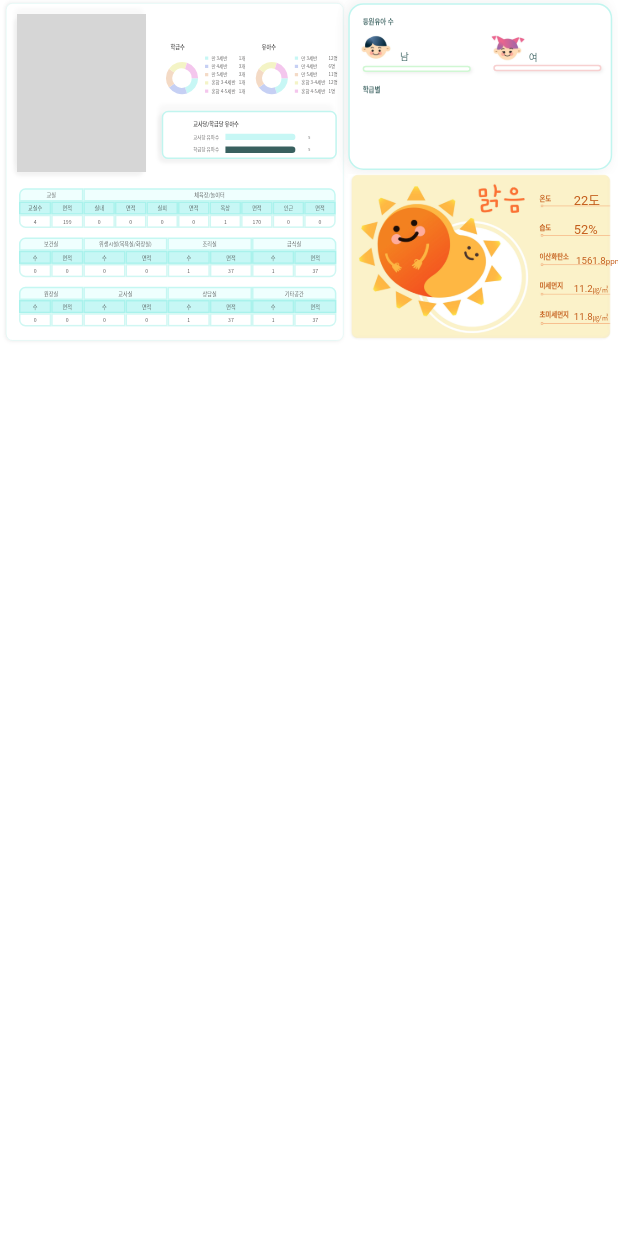
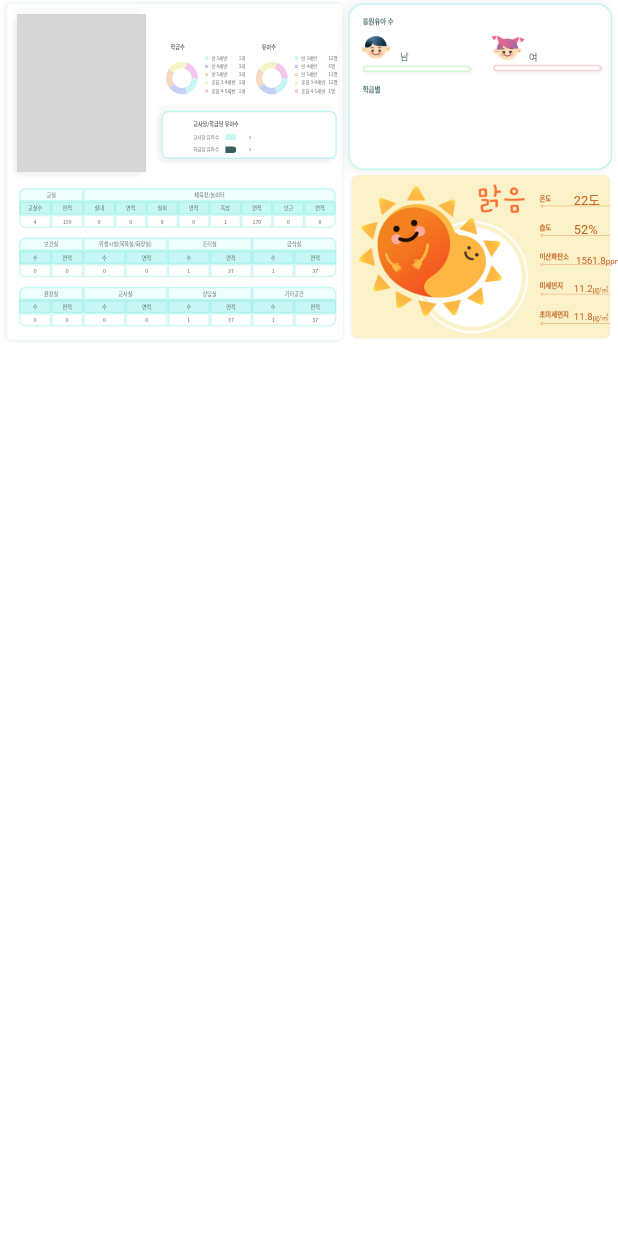
Before and after one commit to YoungHoKwon1/smart-info-panel, a Flutter app: the MainPanel widget shown alone on an empty page, opened directly, on a phone screen of 412 x 824 dp. Run offline on Flutter 3.47's test engine with Material 2 defaults, Android fonts, the phone set to English and light mode, and no system bars; drawn by our look-alikes of fl_chart; our stand-ins replace dio, flutter_screenutil, retrofit, timer_builder; generated files the repository leaves out were written again; network calls fail; Roboto replaces fonts that are missing (GamjaFlower); grey boxes are pictures that could not be loaded.

Commit message:
routing, 최종작업

```diff
--- a/lib/main.dart
+++ b/lib/main.dart
@@ -134,7 +134,7 @@ class _SmartInfoPanelMainState extends State<SmartInfoPanelMain> {
   List<dynamic> secondRowInt = [0, 0, 0, 0, 1, 37, 1, 37];
   List<dynamic> thirdRowInt = [0, 0, 0, 0, 1, 37, 1, 37];
   Image kinderImage = Image.asset("name");
-  Image floorImage = Image.asset("name");
+  Image floorImage = Image.asset("");
 
   int childNum = 0;
   int column = 4;
@@ -777,7 +777,8 @@ class _SmartInfoPanelMainState extends State<SmartInfoPanelMain> {
 
   @override
   Widget build(BuildContext context) {
-    return MaterialApp(
+    return Scaffold(
+      body: MaterialApp(
         home: Container(
           width: 1920.w,
           height: 980.w,
@@ -795,6 +796,7 @@ class _SmartInfoPanelMainState extends State<SmartInfoPanelMain> {
                 child: Text('데모 시작'),
               )),
         ),
+      ),
     );
   }
 
--- a/lib/widgets/kinder_info_widget.dart
+++ b/lib/widgets/kinder_info_widget.dart
@@ -435,7 +435,7 @@ class _KinderInfoWidgetState extends State<KinderInfoWidget> {
                             CrossAxisAlignment.start,
                             children: [
                               Container(
-                                width: 200.0 * context.watch<KinderDataProvider>().childrenCountByTeacher/100.w,
+                                width: (200.0 * context.watch<KinderDataProvider>().childrenCountByTeacher/30).w,
                                 height: 20.w,
                                 margin: EdgeInsets.only(
                                     left: 20.w, top: 20.w),
@@ -449,7 +449,7 @@ class _KinderInfoWidgetState extends State<KinderInfoWidget> {
                                 ),
                               ),
                               Container(
-                                width: 200.0 * context.watch<KinderDataProvider>().childrenCountByClass/100.w,
+                                width: (200.0 * context.watch<KinderDataProvider>().childrenCountByClass/30).w,
                                 height: 20.w,
                                 margin: EdgeInsets.only(
                                     left: 20.w, top: 20.w),
```
Also changed, not shown: lib/smartinfopanel.dart (+18 -0 lines). Lines whose indentation alone changed are shown as unchanged.
